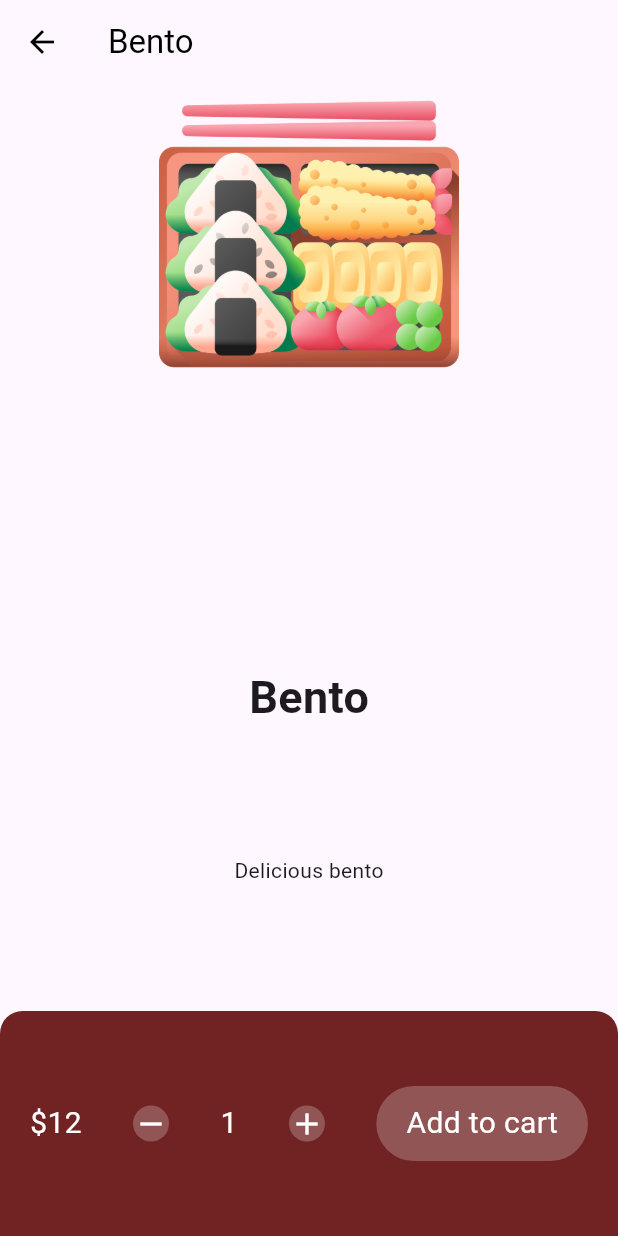
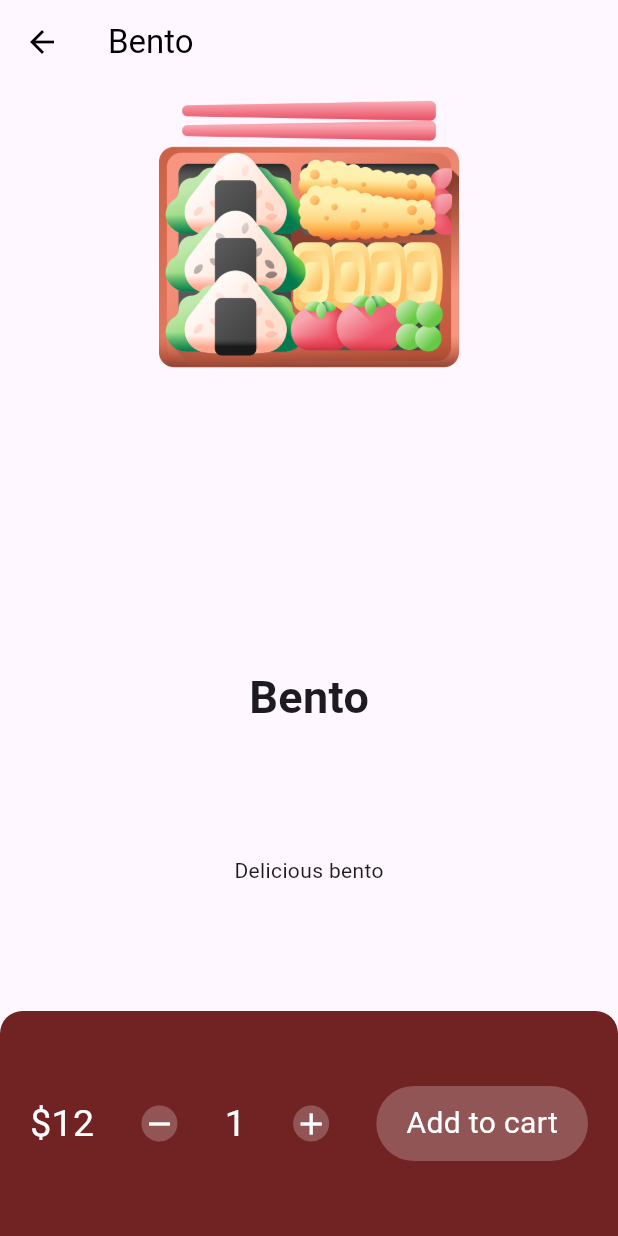
Before and after one commit to Duongsuny/playground, a Flutter app: the Restaurant screen opened directly, after a tap on "Bento", on a phone screen of 412 x 824 dp. Run offline on Flutter 3.47's test engine with Material 3 defaults, Android fonts, the phone set to English and light mode, and no system bars; our stand-ins replace google_fonts.

Commit message:
finish cart page, 90% finished

```diff
--- /dev/null
+++ b/lib/components/bottom_card.dart
@@ -0,0 +1,96 @@
+import 'package:flutter/material.dart';
+import 'package:playground/components/button.dart';
+import 'package:playground/model/cart.dart';
+import 'package:playground/model/dish.dart';
+import 'package:provider/provider.dart';
+
+class BottomCart extends StatefulWidget {
+  final Dish dish;
+  const BottomCart({super.key, required this.dish});
+
+  @override
+  State<BottomCart> createState() => _BottomCartState();
+}
+
+class _BottomCartState extends State<BottomCart> {
+  @override
+  int quantity = 1;
+  void increment() {
+    setState(() {
+      quantity++;
+    });
+  }
+
+  void decrement() {
+    setState(() {
+      quantity--;
+    });
+  }
+
+  Widget build(BuildContext context) {
+    return Consumer<Cart>(
+        builder: (context, value, child) => Container(
+            height: 150,
+            decoration: const BoxDecoration(
+                color: const Color.fromARGB(248, 109, 29, 29),
+                borderRadius: BorderRadius.only(
+                    topLeft: Radius.circular(15),
+                    topRight: Radius.circular(15))),
+            child: Padding(
+              padding: const EdgeInsets.symmetric(horizontal: 20),
+              child: Row(
+                mainAxisAlignment: MainAxisAlignment.spaceBetween,
+                children: [
+                  Text(
+                    "\$${(widget.dish.price * quantity).toString()}",
+                    style: const TextStyle(color: Colors.white, fontSize: 25),
+                  ),
+                  GestureDetector(
+                    onTap: () => decrement(),
+                    child: Container(
+                        decoration: const BoxDecoration(
+                            shape: BoxShape.circle,
+                            color: const Color.fromARGB(248, 146, 86, 86)),
+                        child: const Icon(
+                          Icons.remove,
+                          color: Colors.white,
+                        )),
+                  ),
+                  Text(
+                    quantity.toString(),
+                    style: const TextStyle(color: Colors.white, fontSize: 25),
+                  ),
+                  GestureDetector(
+                    onTap: () => increment(),
+                    child: Container(
+                        decoration: const BoxDecoration(
+                            shape: BoxShape.circle,
+                            color: const Color.fromARGB(248, 146, 86, 86)),
+                        child: const Icon(
+                          Icons.add,
+                          color: Colors.white,
+                        )),
+                  ),
+
+                  //add to cart button and its following alert
+                  GestureDetector(
+                      onTap: () {
+                        {
+                          value.addToCart(widget.dish, quantity);
+                          showDialog(
+                              context: context,
+                              builder: (BuildContext context) {
+                                return AlertDialog(
+                                  title: const Text("Added to cart!"),
+                                  content: Text(
+                                      "You have added $quantity ${widget.dish.name} to your cart.."),
+                                );
+                              });
+                        }
+                      },
+                      child: const SushiButton(text: "Add to cart", height: 50))
+                ],
+              ),
+            )));
+  }
+}
--- /dev/null
+++ b/lib/model/cart.dart
@@ -0,0 +1,23 @@
+import "package:flutter/material.dart";
+import "package:playground/model/dish.dart";
+
+class Cart extends ChangeNotifier {
+
+
+  List<Dish> userCart = [];
+  List<int> quantities = [];
+
+  void addToCart(Dish dish, int quantity) {
+    userCart.add(dish);
+    quantities.add(quantity);
+    notifyListeners();
+  }
+
+  int calculatePrice () {
+    int price = 0;
+    for(int i = 0; i < userCart.length; i++) {
+      price += userCart[i].price * quantities[i];
+    }
+    return price;
+  }
+}
--- a/lib/pages/description.dart
+++ b/lib/pages/description.dart
@@ -1,6 +1,8 @@
 import 'package:flutter/material.dart';
-import 'package:playground/components/button.dart';
+import 'package:playground/components/bottom_card.dart';
+import 'package:playground/model/cart.dart';
 import 'package:playground/model/dish.dart';
+import 'package:provider/provider.dart';
 
 class Description extends StatefulWidget {
   final Dish dish;
@@ -11,21 +13,10 @@ class Description extends StatefulWidget {
 }
 
 class _DescriptionState extends State<Description> {
-  int quantity = 1;
-  void increment() {
-    setState(() {
-      quantity++;
-    });
-  }
-
-  void decrement() {
-    setState(() {
-      quantity--;
-    });
-  }
   @override
   Widget build(BuildContext context) {
-    return Scaffold(
+    return Consumer<Cart>(
+        builder: (context, value, child) => Scaffold(
             appBar: AppBar(
               title: Text(widget.dish.name),
               foregroundColor: Colors.black,
@@ -47,56 +38,9 @@ class _DescriptionState extends State<Description> {
                   Text(widget.dish.description),
 
                   // add to cart
-              Container(
-                  height: 150,
-                  decoration: const BoxDecoration(
-                      color: const Color.fromARGB(248, 109, 29, 29),
-                      borderRadius: BorderRadius.only(
-                          topLeft: Radius.circular(15),
-                          topRight: Radius.circular(15))),
-                  child: Padding(
-                    padding: const EdgeInsets.symmetric(horizontal: 20),
-                    child: Row(
-                      mainAxisAlignment: MainAxisAlignment.spaceBetween,
-                      children: [
-                        Text(
-                          "\$${(widget.dish.price * quantity).toString()}",
-                          style: const TextStyle(
-                              color: Colors.white, fontSize: 20),
-                        ),
-                        GestureDetector(
-                          onTap: () => decrement(),
-                          child: Container(
-                              decoration: const BoxDecoration(
-                                  shape: BoxShape.circle,
-                                  color: const Color.fromARGB(248, 146, 86, 86)),
-                              child: const Icon(
-                                Icons.remove,
-                                color: Colors.white,
-                              )),
-                        ),
-                        Text(
-                          quantity.toString(),
-                          style: const TextStyle(
-                              color: Colors.white, fontSize: 20),
-                        ),
-                        GestureDetector(
-                          onTap: () => increment(),
-                          child: Container(
-                              decoration: const BoxDecoration(
-                                  shape: BoxShape.circle,
-                                  color: const Color.fromARGB(248, 146, 86, 86)),
-                              child: const Icon(
-                                Icons.add,
-                                color: Colors.white,
-                              )),
-                        ),
-                        SushiButton(text: "Add to cart", height: 50)
+                  BottomCart(dish: widget.dish),
                 ],
               ),
-                  ))
-            ],
-          ),
-        ));
+            )));
   }
 }
--- a/lib/pages/restaurant.dart
+++ b/lib/pages/restaurant.dart
@@ -3,6 +3,7 @@ import "package:google_fonts/google_fonts.dart";
 import "package:playground/components/button.dart";
 import "package:playground/components/dish_tile.dart";
 import "package:playground/model/dish.dart";
+import "package:playground/pages/cart_page.dart";
 import "package:playground/pages/description.dart";
 
 class Restaurant extends StatelessWidget {
@@ -22,6 +23,15 @@ class Restaurant extends StatelessWidget {
             "Jakarta",
             textAlign: TextAlign.center,
           ),
+          actions: [
+            GestureDetector(
+              onTap: () {
+                Navigator.push(context, MaterialPageRoute(builder: (context) => CartPage()));
+              },
+              child: const Icon(Icons.shop)
+            ),
+            const SizedBox(width: 10),
+          ],
           automaticallyImplyLeading: false,
           centerTitle: true,
         ),
--- a/pubspec.yaml
+++ b/pubspec.yaml
@@ -41,6 +41,7 @@ dependencies:
   lottie: ^2.7.0
   google_nav_bar: ^5.0.6
   google_fonts:
+  provider:
 
 
 dev_dependencies:
```
Also changed, not shown: lib/main.dart (+8 -4 lines), lib/pages/cart_page.dart (added, +40 -0 lines), pubspec.lock. Lines whose indentation alone changed are shown as unchanged.
